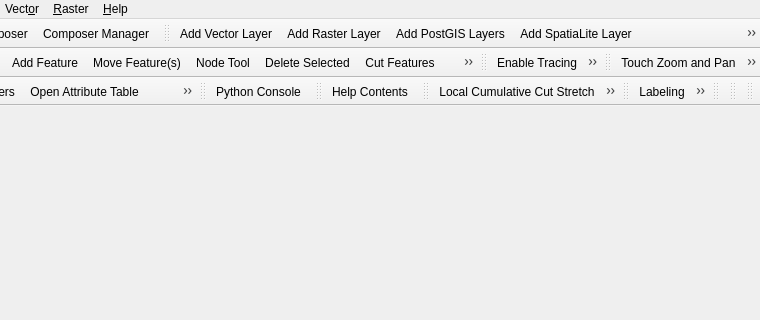
This is src/ui/qgisapp.ui in carsmie/QGIS as Qt 5 draws it before an edit; both pictures show x 290 to 1050 and y 0 to 320 of the 1050 by 506 pixel window. The edited form follows.
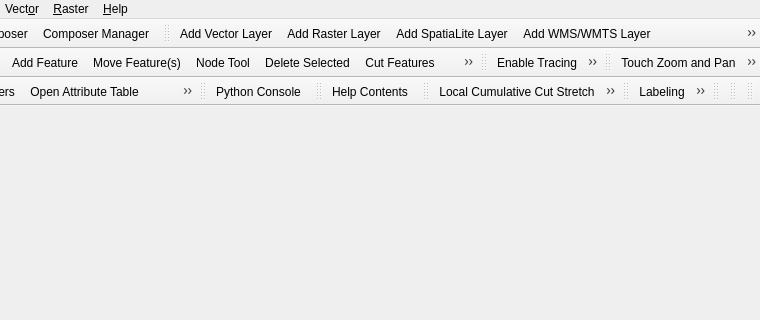
This is the edited form. Icons and pictures are not drawn.

Commit message:
Group add db layer actions together in toolbar
The add layer toolbar is very full and users are unlikely to be
connecting to more than one db provider type frequently (eg
at a workplace they will likely have access to a Postgres db
OR a MSSQL db, not both concurrently)

What changed in the file:
```diff
--- a/src/ui/qgisapp.ui
+++ b/src/ui/qgisapp.ui
@@ -340,11 +340,7 @@
    </attribute>
    <addaction name="mActionAddOgrLayer"/>
    <addaction name="mActionAddRasterLayer"/>
-   <addaction name="mActionAddPgLayer"/>
    <addaction name="mActionAddSpatiaLiteLayer"/>
-   <addaction name="mActionAddMssqlLayer"/>
-   <addaction name="mActionAddDb2Layer"/>
-   <addaction name="mActionAddOracleLayer"/>
    <addaction name="mActionAddWmsLayer"/>
    <addaction name="mActionAddWcsLayer"/>
    <addaction name="mActionAddWfsLayer"/>
```
The commit also changes 1 other file.
